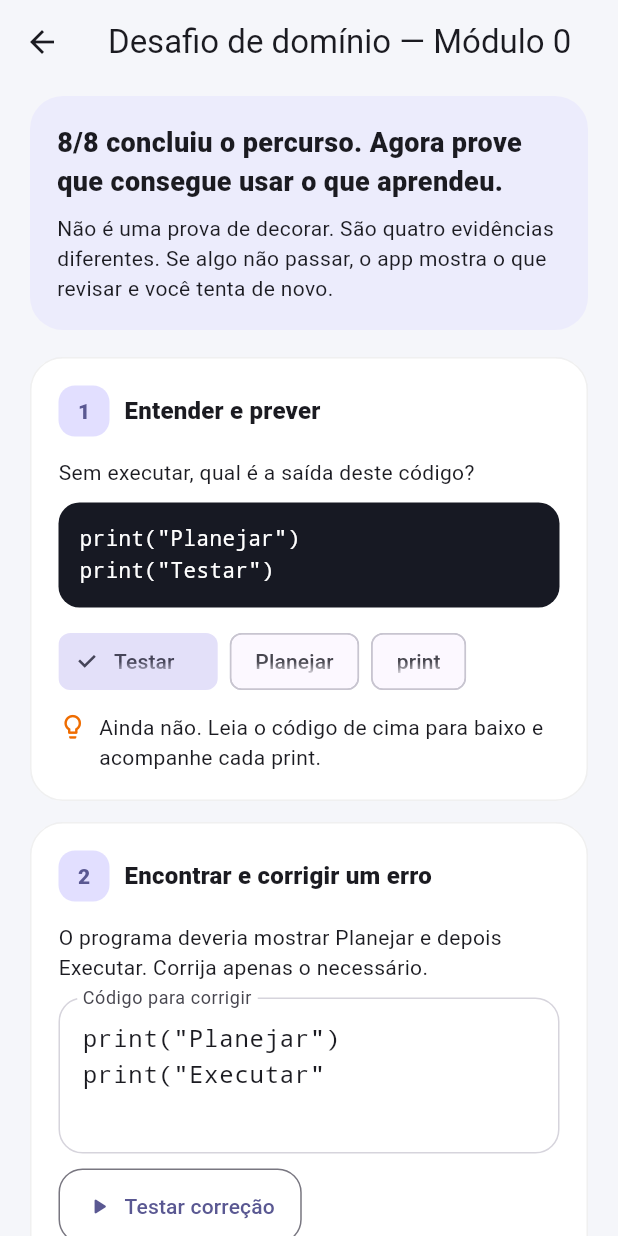
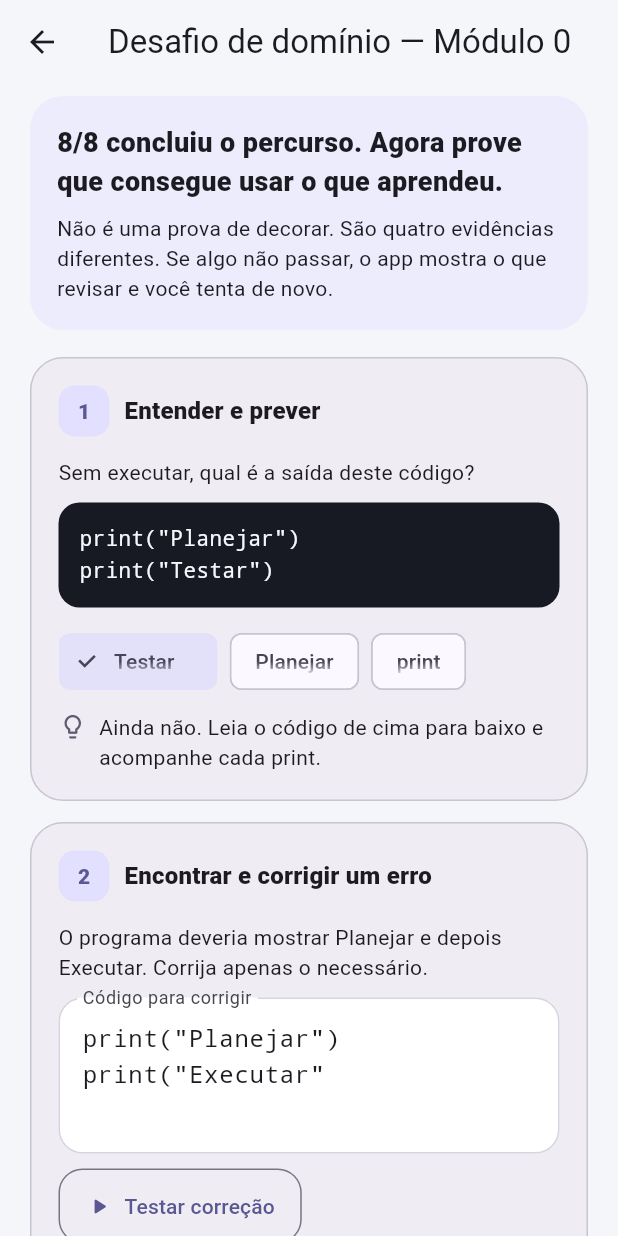
Before and after one commit to Pablomarinho199752/curso-programacao-zero-flutter, a Flutter app: the Module0MasteryScreen screen opened directly with empty values, after a tap on an icon or button, on a phone screen of 412 x 824 dp. Run offline on Flutter 3.47's test engine with Material 3 defaults, Android fonts, the phone set to English and light mode, and no system bars; our stand-ins replace flutter_secure_storage, shared_preferences; missing offline and left inert: serious_python; accounts and stored records are empty.

Commit message:
fix(theme): adaptar desafio de domínio do módulo 0 ao modo escuro

```diff
--- a/lib/screens/module_mastery_screen.dart
+++ b/lib/screens/module_mastery_screen.dart
@@ -370,12 +370,10 @@ class _MasteryCard extends StatelessWidget {
     return Container(
       padding: const EdgeInsets.all(18),
       decoration: BoxDecoration(
-        color: Colors.white,
+        color: scheme.surfaceContainer,
         borderRadius: BorderRadius.circular(22),
         border: Border.all(
-          color: passed
-              ? Colors.green.withValues(alpha: 0.35)
-              : Colors.black.withValues(alpha: 0.06),
+          color: passed ? scheme.tertiary : scheme.outlineVariant,
         ),
       ),
       child: Column(
@@ -388,11 +386,17 @@ class _MasteryCard extends StatelessWidget {
                 height: 34,
                 alignment: Alignment.center,
                 decoration: BoxDecoration(
-                  color: passed ? Colors.green.shade50 : scheme.primaryContainer,
+                  color: passed
+                      ? scheme.tertiaryContainer
+                      : scheme.primaryContainer,
                   borderRadius: BorderRadius.circular(11),
                 ),
                 child: passed
-                    ? const Icon(Icons.check_rounded, color: Colors.green, size: 20)
+                    ? Icon(
+                        Icons.check_rounded,
+                        color: scheme.onTertiaryContainer,
+                        size: 20,
+                      )
                     : Text(
                         '$number',
                         style: TextStyle(
@@ -437,7 +441,7 @@ class _CodeBox extends StatelessWidget {
       child: Text(
         code,
         style: const TextStyle(
-          color: Colors.white,
+          color: Color(0xFFF5F7FF),
           fontFamily: 'monospace',
           height: 1.5,
         ),
@@ -454,13 +458,14 @@ class _Feedback extends StatelessWidget {
 
   @override
   Widget build(BuildContext context) {
+    final scheme = Theme.of(context).colorScheme;
     return Row(
       crossAxisAlignment: CrossAxisAlignment.start,
       children: [
         Icon(
           passed ? Icons.check_circle_rounded : Icons.lightbulb_outline_rounded,
           size: 19,
-          color: passed ? Colors.green.shade700 : Colors.orange.shade800,
+          color: passed ? scheme.tertiary : scheme.secondary,
         ),
         const SizedBox(width: 8),
         Expanded(child: Text(text)),
```
